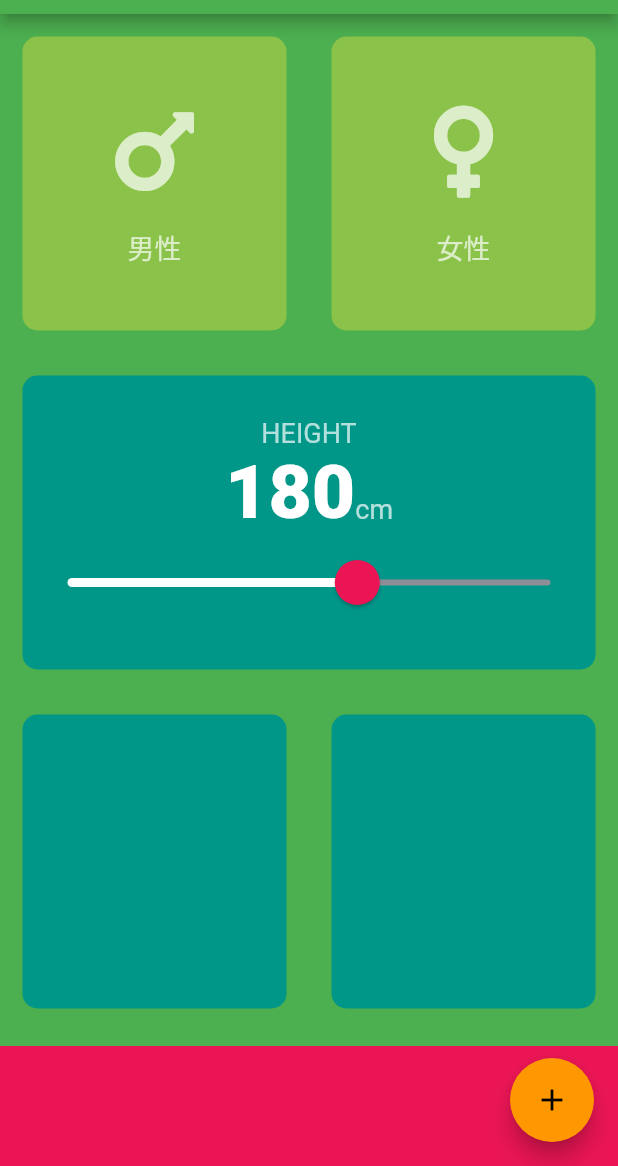
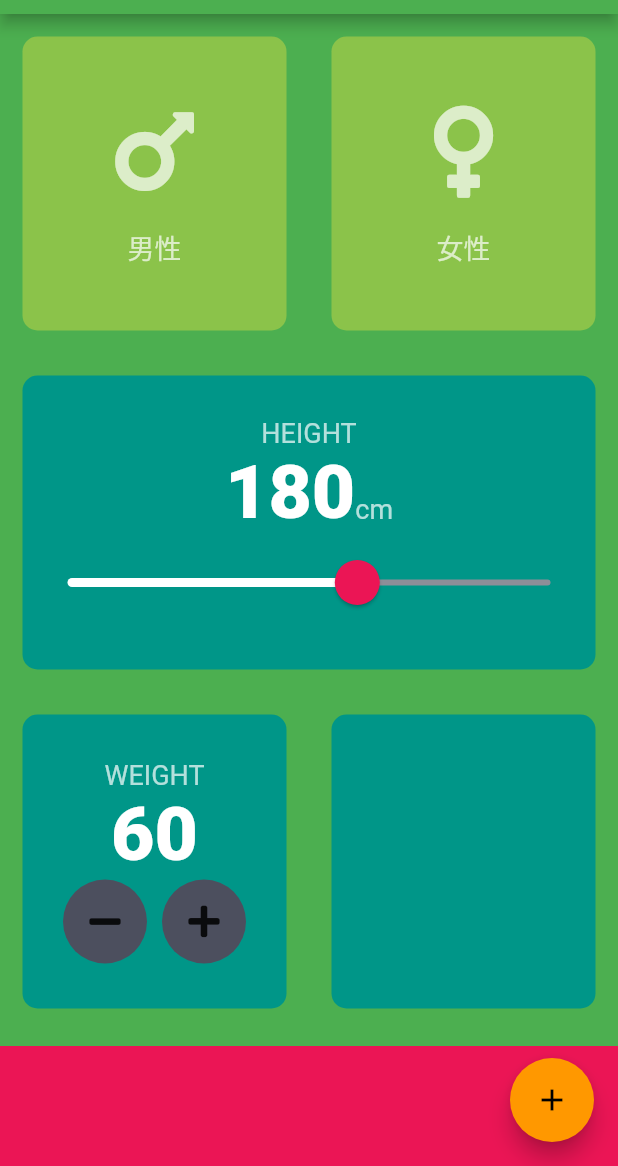
Before and after one commit to moriyamasaaaki/calculator_app, a Flutter app: the screen it shows after launch, on a phone screen of 412 x 824 dp, the part 70-1236 px from its top. Run offline on Flutter 3.47's test engine with Material 2 defaults, Android fonts, the phone set to English and light mode, and no system bars; our stand-ins replace font_awesome_flutter.

Commit message:
feat(input_page): weight,ボタン追加

```diff
--- a/lib/input_page.dart
+++ b/lib/input_page.dart
@@ -13,6 +13,7 @@ class InputPage extends StatefulWidget {
 
 Gender selectedGender;
 int height = 180;
+int weight = 60;
 
 Color maleCardColor = kInactiveCardColor;
 Color femaleCardColor = kInactiveCardColor;
@@ -120,6 +121,33 @@ class _InputPageState extends State<InputPage> {
               Expanded(
                 child: ReusableCard(
                   color: kActiveCardColor,
+                  cardChild: Column(
+                    mainAxisAlignment: MainAxisAlignment.center,
+                    children: <Widget>[
+                      Text(
+                        'WEIGHT',
+                        style: kLabelTextStyle,
+                      ),
+                      Text(
+                        weight.toString(),
+                        style: kNumberTextStyle,
+                      ),
+                      Row(
+                        mainAxisAlignment: MainAxisAlignment.center,
+                        children: <Widget>[
+                          RoundIconButton(
+                            icon: FontAwesomeIcons.minus,
+                          ),
+                          SizedBox(
+                            width: 10.0,
+                          ),
+                          RoundIconButton(
+                            icon: FontAwesomeIcons.plus,
+                          ),
+                        ],
+                      )
+                    ],
+                  ),
                 ),
               ),
               Expanded(
@@ -146,3 +174,23 @@ class _InputPageState extends State<InputPage> {
     );
   }
 }
+
+class RoundIconButton extends StatelessWidget {
+  RoundIconButton({this.icon});
+  final IconData icon;
+
+  @override
+  Widget build(BuildContext context) {
+    return RawMaterialButton(
+      elevation: 0.0,
+      child: Icon(icon),
+      onPressed: () {},
+      constraints: BoxConstraints.tightFor(
+        width: 56.0,
+        height: 56.0,
+      ),
+      shape: CircleBorder(),
+      fillColor: Color(0xFF4C4F5E),
+    );
+  }
+}
```
